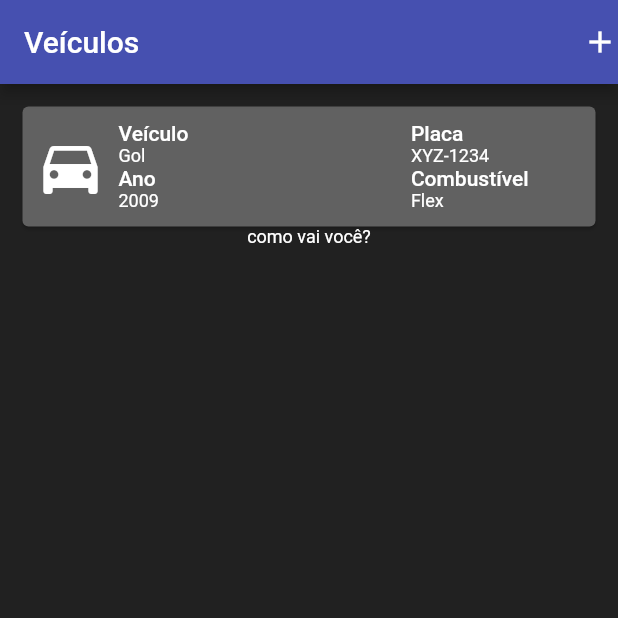
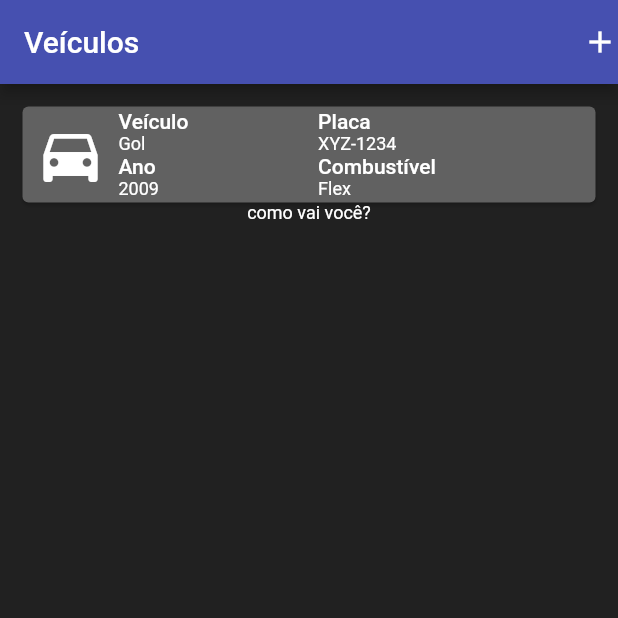
Before and after one commit to NelsonKommander/CarThingy, a Flutter app: the screen it shows after launch, on a phone screen of 412 x 824 dp, the top half of it. Run offline on Flutter 3.47's test engine with Material 2 defaults, Android fonts, the phone set to English and light mode, and no system bars.

Commit message:
Updated front card spacing
Signed-off-by: Nelson Ribeiro Reis Filho <47700356+NelsonKommander@users.noreply.github.com>

```diff
--- a/lib/screens/vehicles.dart
+++ b/lib/screens/vehicles.dart
@@ -39,6 +39,11 @@ class FrontCardFace extends StatelessWidget {
             padding: const EdgeInsets.all(8.0),
             child: Icon(Icons.directions_car, size: 48, color: Colors.white),
           ),
+          Expanded(
+                      child: Row(
+              mainAxisSize: MainAxisSize.max,
+              mainAxisAlignment: MainAxisAlignment.spaceBetween,
+              children: [
                 Column(
                   crossAxisAlignment: CrossAxisAlignment.start,
                   children: [
@@ -48,9 +53,6 @@ class FrontCardFace extends StatelessWidget {
                     Text("2009", style: Theme.of(context).textTheme.bodyText2)
                   ],
                 ),
-          Padding(
-              padding: EdgeInsets.fromLTRB(
-                  0, 40, MediaQuery.of(context).size.width * 0.36, 40)),
                 Column(
                   crossAxisAlignment: CrossAxisAlignment.start,
                   children: [
@@ -59,6 +61,10 @@ class FrontCardFace extends StatelessWidget {
                     Text("Combustível", style: Theme.of(context).textTheme.bodyText1),
                     Text("Flex", style: Theme.of(context).textTheme.bodyText2)
                   ],
+                ),
+                Padding(padding: EdgeInsets.all(10))
+              ],
+            ),
           )
         ],
       ),
```
Lines whose indentation alone changed are shown as unchanged.
